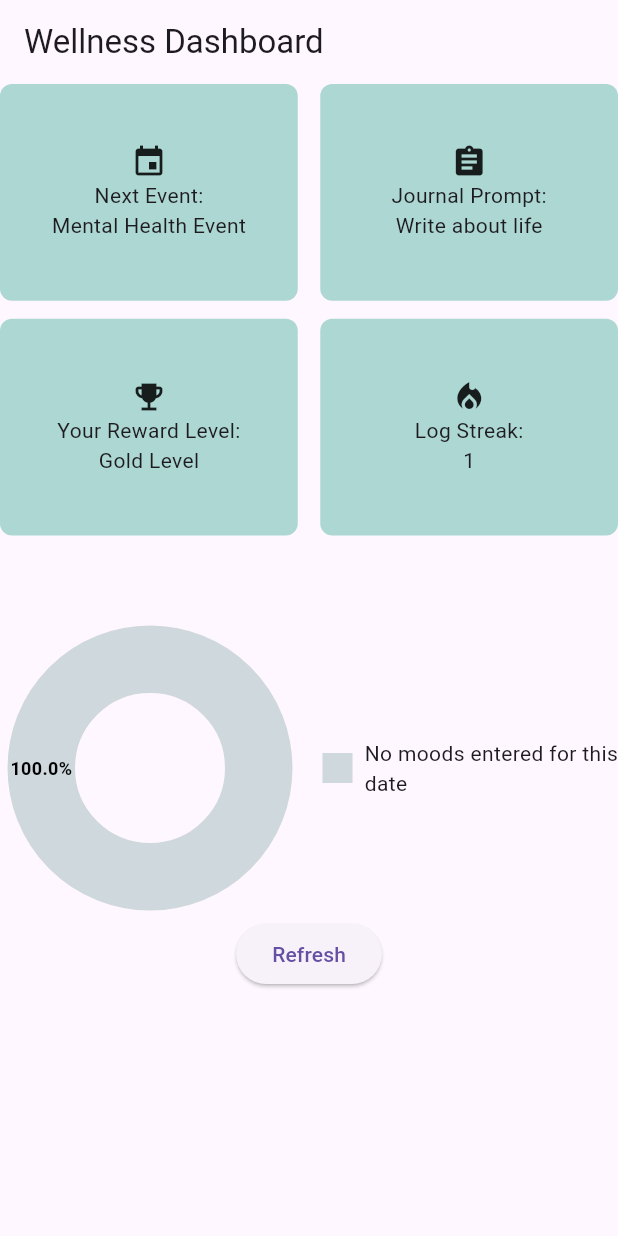
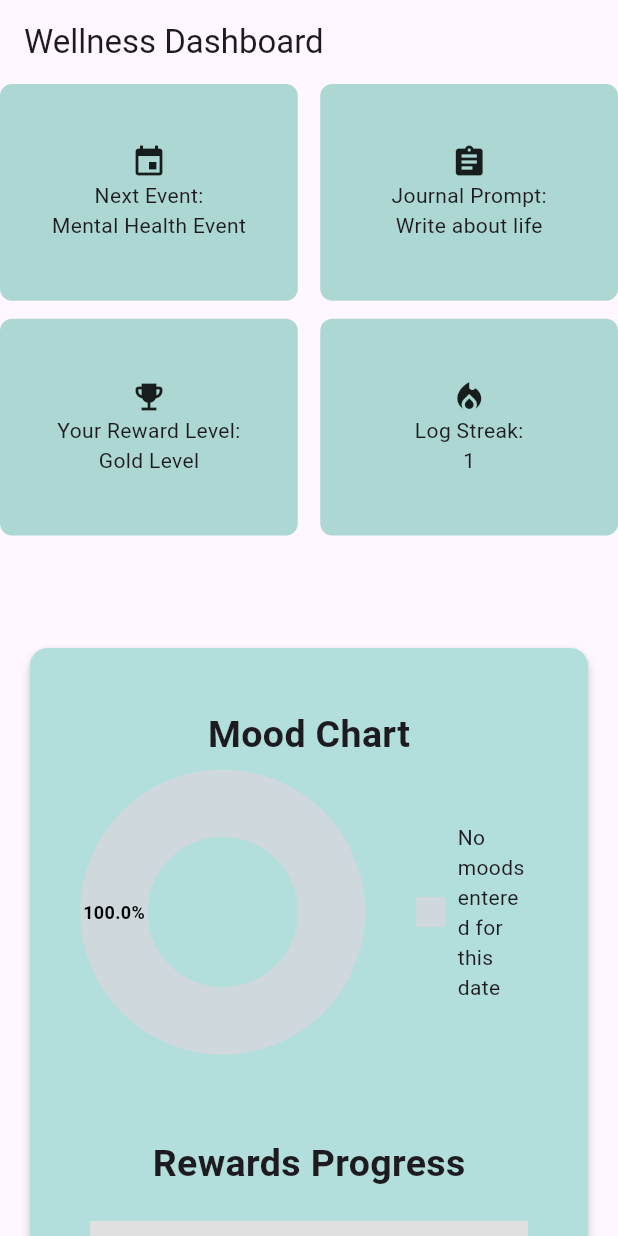
Before and after one commit to WillssEdgar/MoodWaves, a Flutter app: the DashboardWidget widget shown alone on an empty page, opened directly, on a phone screen of 412 x 824 dp. Run offline on Flutter 3.47's test engine with Material 3 defaults, Android fonts, the phone set to English and light mode, and no system bars; our stand-ins replace cloud_firestore, firebase_auth, firebase_core, table_calendar; accounts and stored records are empty.

Commit message:
Dashboard card

```diff
--- a/lib/screens/mood_log.dart
+++ b/lib/screens/mood_log.dart
@@ -265,19 +265,20 @@ class MoodLogState extends State<MoodLog> {
               Center(
                 child: Row(
                   crossAxisAlignment: CrossAxisAlignment.center,
+                  mainAxisAlignment: MainAxisAlignment.center,
                   children: [
-                    SizedBox(
-                      height: 200,
-                      width: 200,
-                      child: MyPieChart(
-                        moodLog: moodInfo,
-                        type: "moodlog",
+                    Expanded(
+                      child: SizedBox(
+                        height: 200,
+                        child: MyPieChart(
+                          moodLog: moodInfo,
+                          type: "moodlog",
+                        ),
                       ),
                     ),
-                    const SizedBox(width: 20),
                     Expanded(
                       child: buildLegend(moodInfo),
-                    )
+                    ),
                   ],
                 ),
               ),
--- a/lib/widgets/dashboard_widget.dart
+++ b/lib/widgets/dashboard_widget.dart
@@ -1,4 +1,5 @@
 import 'package:flutter/material.dart';
+import 'package:flutter/widgets.dart';
 import 'package:mood_waves/widgets/details_card.dart';
 import 'package:mood_waves/classes/mood_info.dart';
 import 'package:mood_waves/classes/mood.dart';
@@ -23,6 +24,8 @@ class _DashboardWidgetState extends State<DashboardWidget> {
   DateTime today = DateTime.now();
   final String userId = FirebaseAuth.instance.currentUser?.uid ?? '';
   late MoodInfo moodInfo;
+  double rewardProgress = 0; // Initial progress
+  final double threshold = 100;
 
   @override
   void initState() {
@@ -30,6 +33,20 @@ class _DashboardWidgetState extends State<DashboardWidget> {
     moodInfo = MoodInfo(DateFormat('yyyy-MM-dd').format(today),
         [Mood("No moods entered for this date", Colors.blueGrey.shade100)]);
     _fetchMoodEntry(today);
+    _fetchRewardProgress();
+  }
+
+  void _fetchRewardProgress() async {
+    DocumentSnapshot snapshot =
+        await FirebaseFirestore.instance.collection('users').doc(userId).get();
+    if (snapshot.exists) {
+      setState(() {
+        rewardProgress =
+            (snapshot.data() as Map<String, dynamic>)['rewardProgress']
+                    ?.toDouble() ??
+                0;
+      });
+    }
   }
 
   /// Fetches the mood data for the selected day from the Firestore database.
@@ -106,38 +123,83 @@ class _DashboardWidgetState extends State<DashboardWidget> {
           child: const DetailsCard(),
         ),
         // Then the MyPieChart widget
+        Card(
+          elevation: 3,
+          margin: EdgeInsets.all(20),
+          color: Colors.teal.shade100,
+          child: Padding(
+            padding: EdgeInsets.all(40),
+            child: Center(
+              child: Column(
+                children: [
                   if (moodInfo.moodlist.isNotEmpty) ...[
+                    Text(
+                      "Mood Chart",
+                      style:
+                          TextStyle(fontSize: 25, fontWeight: FontWeight.bold),
+                    ),
                     Row(
                       children: [
-              SizedBox(
+                        Expanded(
+                          child: SizedBox(
                             height: 200,
-                width: 200,
                             child: MyPieChart(
                               moodLog: moodInfo,
-                  type: 'moodlog',
+                              type: "moodlog",
                             ),
                           ),
-              const SizedBox(width: 15),
-              Expanded(
+                        ),
+                        SizedBox(
+                          width: 40,
+                        ),
+                        SizedBox(
+                          width: 75,
                           child: buildLegend(moodInfo),
-              )
+                        ),
                       ],
                     ),
-          Center(
-            child: Column(
+                    SizedBox(height: 50),
+                    Text(
+                      "Rewards Progress",
+                      style:
+                          TextStyle(fontSize: 25, fontWeight: FontWeight.bold),
+                    ),
+                    Column(
+                      children: [
+                        SizedBox(
+                          height: 20,
+                        ),
+                        LinearProgressIndicator(
+                          value: rewardProgress / threshold,
+                          backgroundColor: Colors.grey[300],
+                          valueColor:
+                              const AlwaysStoppedAnimation<Color>(Colors.teal),
+                          minHeight: 20,
+                        ),
+                      ],
+                    ),
+                    SizedBox(height: 50),
+                    Column(
                       children: [
                         ElevatedButton(
-                    onPressed: () => _fetchMoodEntry(today),
+                            onPressed: () {
+                              _fetchMoodEntry(today);
+                              _fetchRewardProgress();
+                            },
                             child: const Text('Refresh')),
                       ],
                     ),
-          )
                   ] else ...[
                     const Center(
                       child: Text("No mood data available"),
                     ),
                   ],
                 ],
+              ),
+            ),
+          ),
+        ),
+      ],
     );
   }
 }
--- a/lib/widgets/pie_chart.dart
+++ b/lib/widgets/pie_chart.dart
@@ -23,8 +23,7 @@ class MyPieChart extends StatelessWidget {
       radius = 20;
     }
 
-    return Center(
-      child: PieChart(
+    return PieChart(
       PieChartData(
         sections: _generateSections(radius),
         borderData: FlBorderData(
@@ -34,7 +33,6 @@ class MyPieChart extends StatelessWidget {
 
         centerSpaceRadius: centerSpaceRadius,
         sectionsSpace: sectionsSpace,
-        ),
       ),
     );
   }
@@ -98,14 +96,14 @@ Widget buildLegend(MoodInfo moodLog) {
     }
   }
 
-  return SizedBox(
-    width: 150,
-    child: SingleChildScrollView(
+  return SingleChildScrollView(
     child: Column(
       children: List.generate(
         colors.length,
         (index) {
-            return Padding(
+          return SizedBox(
+            width: 100,
+            child: Padding(
               padding: const EdgeInsets.symmetric(vertical: 4),
               child: Row(
                 children: [
@@ -123,10 +121,10 @@ Widget buildLegend(MoodInfo moodLog) {
                   ),
                 ],
               ),
+            ),
           );
         },
       ),
     ),
-    ),
   );
 }
```
Lines whose indentation alone changed are shown as unchanged.
